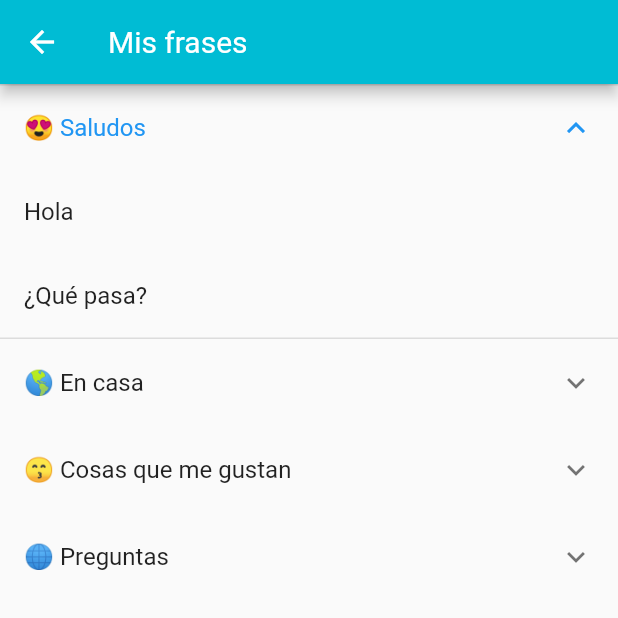
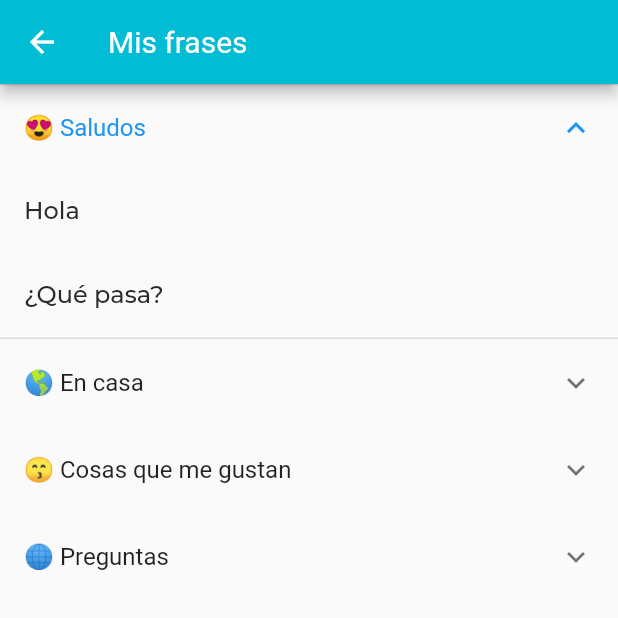
Before and after one commit to redela-investigacion/conversando-flutter, a Flutter app: the FullPagePhraseSelector screen opened directly, after a tap on "😍 Saludos", on a phone screen of 412 x 824 dp, the top half of it. Run offline on Flutter 3.47's test engine with Material 2 defaults, Android fonts, the phone set to English and light mode, and no system bars; our stand-ins replace flutter_tts, font_awesome_flutter, localstorage.

Commit message:
Change phrases text style for speaking

```diff
--- a/lib/selectPhrase.dart
+++ b/lib/selectPhrase.dart
@@ -63,7 +63,7 @@ class PhraseWidget extends StatelessWidget {
   @override
   Widget build(context) {
     return ListTile(
-      title: Text(text),
+      title: Text(text, style: new TextStyle(color: new Color(0xFF2A2A2A), fontFamily: 'Montserrat')),
       onTap: () => onTap(text)
     );
   }
```
